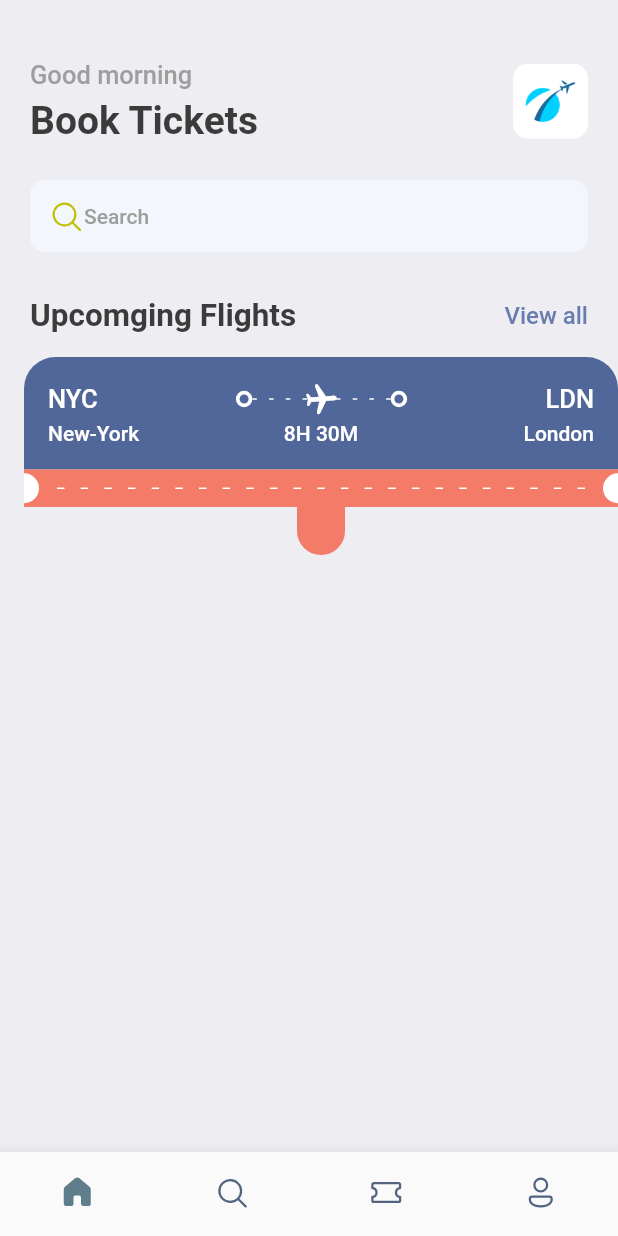
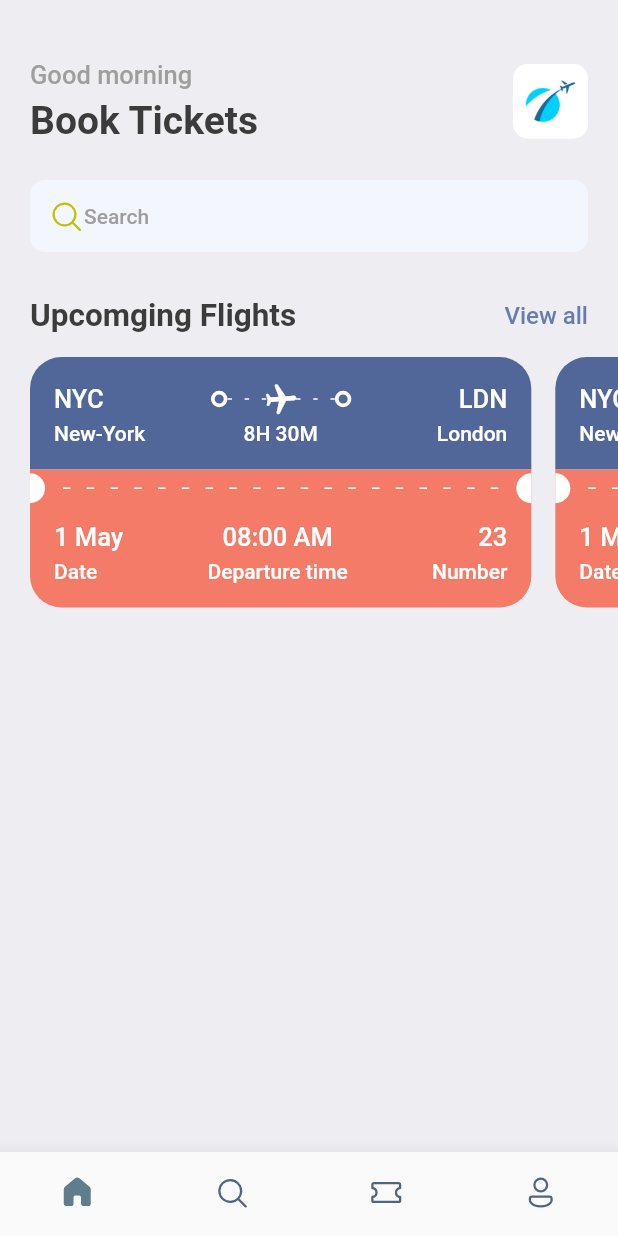
Before and after one commit to SJovis/Flutter-Learning, a Flutter app: the screen it shows after launch, on a phone screen of 412 x 824 dp. Run offline on Flutter 3.47's test engine with Material 2 defaults, Android fonts, the phone set to English and light mode, and no system bars; our stand-ins replace fluentui_icons, gap.

Commit message:
ticket section completed

```diff
--- a/lib/screens/home_screen.dart
+++ b/lib/screens/home_screen.dart
@@ -85,7 +85,16 @@ class HomeScreen extends StatelessWidget {
             ),
           ),
           const Gap(15),
-          const TicketView(),
+          SingleChildScrollView(
+            scrollDirection: Axis.horizontal,
+            padding: const EdgeInsets.only(left: 20),
+            child: Row(
+              children: const [
+                TicketView(),
+                TicketView(),
+              ],
+            ),
+          ),
         ],
       ),
     );
--- a/lib/screens/ticket_view.dart
+++ b/lib/screens/ticket_view.dart
@@ -12,10 +12,10 @@ class TicketView extends StatelessWidget {
     final size = AppLayout.getSize(context);
 
     return SizedBox(
-      width: size.width,
+      width: size.width * 0.85,
       height: 280,
       child: Container(
-        margin: const EdgeInsets.only(left: 16),
+        margin: const EdgeInsets.only(right: 16),
         child: Column(
           children: [
             //  BLUE PART OF TICKET
@@ -192,9 +192,67 @@ class TicketView extends StatelessWidget {
                   bottomRight: Radius.circular(21),
                 ),
               ),
-              padding: const EdgeInsets.all(16),
+              padding: const EdgeInsets.only(
+                  left: 16, top: 10, right: 16, bottom: 16),
               child: Column(
-                children: [],
+                children: [
+                  Row(
+                    mainAxisAlignment: MainAxisAlignment.spaceBetween,
+                    children: [
+                      // LEFT TEXT
+                      Column(
+                        crossAxisAlignment: CrossAxisAlignment.start,
+                        children: [
+                          Text(
+                            '1 May',
+                            style: Styles.headlineStyle3
+                                .copyWith(color: Colors.white),
+                          ),
+                          const Gap(5),
+                          Text(
+                            'Date',
+                            style: Styles.headlineStyle4
+                                .copyWith(color: Colors.white),
+                          ),
+                        ],
+                      ),
+                      // MIDDLE TEXT
+                      Column(
+                        crossAxisAlignment: CrossAxisAlignment.center,
+                        children: [
+                          Text(
+                            '08:00 AM',
+                            style: Styles.headlineStyle3
+                                .copyWith(color: Colors.white),
+                          ),
+                          const Gap(5),
+                          Text(
+                            'Departure time',
+                            style: Styles.headlineStyle4
+                                .copyWith(color: Colors.white),
+                          ),
+                        ],
+                      ),
+                      // RIGHT TEXT
+                      Column(
+                        crossAxisAlignment: CrossAxisAlignment.end,
+                        children: [
+                          Text(
+                            '23',
+                            style: Styles.headlineStyle3
+                                .copyWith(color: Colors.white),
+                          ),
+                          const Gap(5),
+                          Text(
+                            'Number',
+                            style: Styles.headlineStyle4
+                                .copyWith(color: Colors.white),
+                          ),
+                        ],
+                      ),
+                    ],
+                  ),
+                ],
               ),
             )
           ],
```
